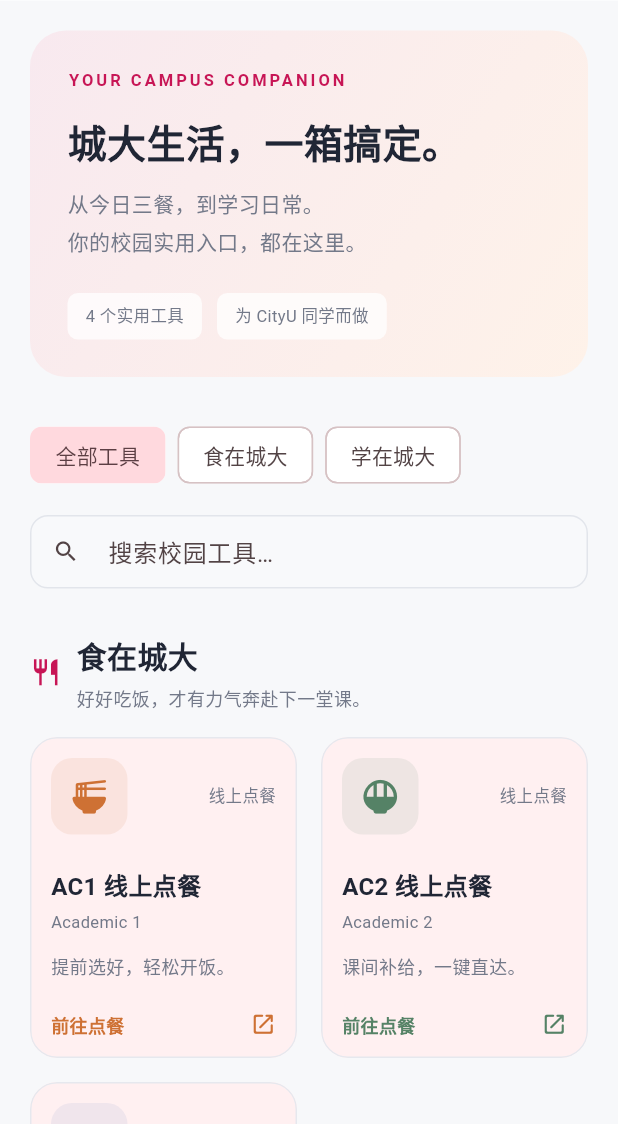
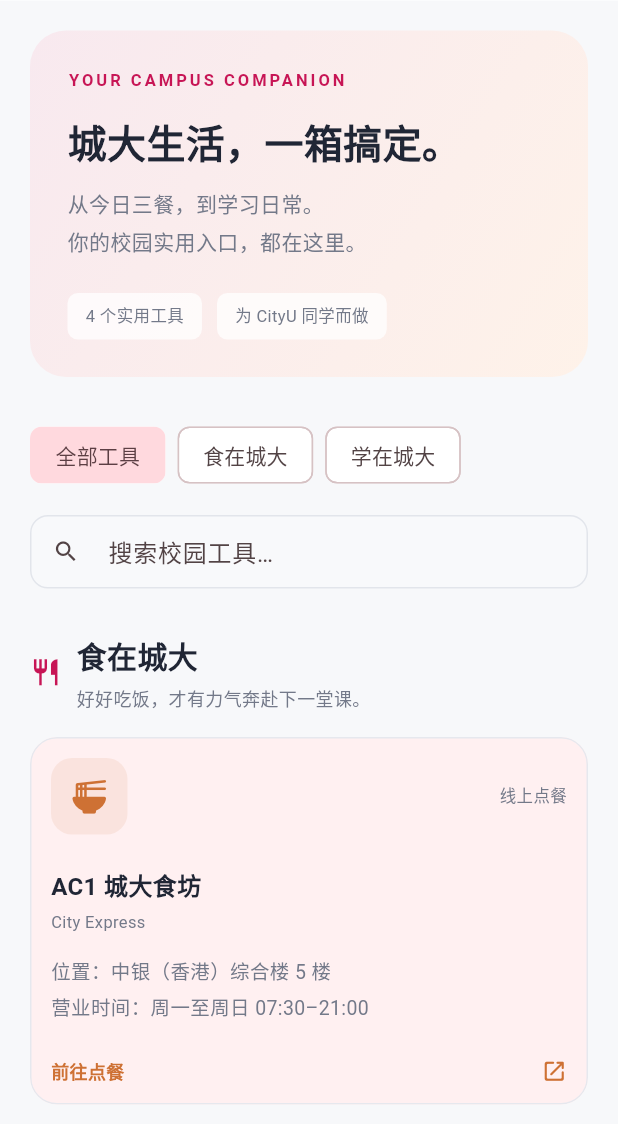
Before and after one commit to WZehan/cityu-toolbox, a Flutter app: the screen it shows after launch, on a phone screen of 412 x 824 dp, the part 112-1236 px from its top. Run offline on Flutter 3.47's test engine with Material 3 defaults, Android fonts, the phone set to English and light mode, and no system bars.

Commit message:
Update dining details, mobile cards and home screen installation guide

```diff
--- a/lib/main.dart
+++ b/lib/main.dart
@@ -2,6 +2,7 @@ import 'package:flutter/material.dart';
 import 'package:flutter/services.dart';
 import 'package:flutter_localizations/flutter_localizations.dart';
 import 'package:url_launcher/url_launcher.dart';
+import 'install_guide.dart';
 
 const accent = Color(0xFFC71555);
 const ink = Color(0xFF202635);
@@ -49,6 +50,7 @@ class CityUToolbox extends StatelessWidget {
     routes: {
       '/': (_) => const HomePage(),
       '/testimonial': (_) => const TestimonialPage(),
+      '/install': (_) => const InstallGuidePage(),
     },
   );
 }
@@ -71,27 +73,27 @@ class CampusTool {
 
 const dining = [
   CampusTool(
-    'AC1 线上点餐',
-    'Academic 1',
-    '提前选好，轻松开饭。',
+    'AC1 城大食坊',
+    'City Express',
+    '位置：中银（香港）综合楼 5 楼\n营业时间：周一至周日 07:30–21:00',
     '线上点餐',
     Icons.ramen_dining_rounded,
     Color(0xFFCE7134),
     'https://csd.order.place/home/store/112870',
   ),
   CampusTool(
-    'AC2 线上点餐',
-    'Academic 2',
-    '课间补给，一键直达。',
+    'AC2 Canteen',
+    '李达三叶耀珍学术楼',
+    '位置：李达三叶耀珍学术楼 3 楼\n营业时间：周一至周日 07:30–21:00',
     '线上点餐',
     Icons.rice_bowl_rounded,
     Color(0xFF558266),
     'https://csd.order.place/home/store/612882',
   ),
   CampusTool(
-    'AC3 线上点餐',
-    'Academic 3',
-    '今天的好味道，从这里开始。',
+    'AC3 Bistro',
+    '刘鸣炜学术楼',
+    '位置：刘鸣炜学术楼 7 楼\n营业时间：周一至周六 07:30–21:00\n周日及公众假期休息',
     '线上点餐',
     Icons.restaurant_rounded,
     Color(0xFF657FC0),
@@ -142,7 +144,7 @@ class HomePage extends StatefulWidget {
 class _HomePageState extends State<HomePage> {
   int category = 0;
   String query = '';
-  bool matches(CampusTool t) => '${t.title} ${t.english} ${t.tag}'
+  bool matches(CampusTool t) => '${t.title} ${t.english} ${t.detail} ${t.tag}'
       .toLowerCase()
       .contains(query.trim().toLowerCase());
   @override
@@ -361,32 +363,25 @@ class _HomePageState extends State<HomePage> {
                                   ),
                                 ),
                               const SizedBox(height: 32),
-                              Container(
-                                padding: const EdgeInsets.all(16),
-                                decoration: BoxDecoration(
-                                  color: const Color(0xFFEDF0F5),
-                                  borderRadius: BorderRadius.circular(12),
-                                ),
-                                child: const Row(
-                                  crossAxisAlignment: CrossAxisAlignment.start,
-                                  children: [
-                                    Icon(
-                                      Icons.open_in_new,
-                                      size: 17,
-                                      color: muted,
+                              Material(
+                                color: const Color(0xFFEDF0F5),
+                                borderRadius: BorderRadius.circular(12),
+                                clipBehavior: Clip.antiAlias,
+                                child: ListTile(
+                                  leading: const Icon(
+                                    Icons.add_to_home_screen_rounded,
+                                    color: accent,
+                                  ),
+                                  title: const Text(
+                                    '将应用添加至桌面',
+                                    style: TextStyle(
+                                      fontWeight: FontWeight.w600,
                                     ),
-                                    SizedBox(width: 10),
-                                    Expanded(
-                                      child: Text(
-                                        '点餐将在浏览器中打开；在读证明可直接在工具箱内预填写。',
-                                        style: TextStyle(
-                                          color: muted,
-                                          height: 1.5,
-                                          fontSize: 12,
-                                        ),
-                                      ),
-                                    ),
-                                  ],
+                                  ),
+                                  subtitle: const Text('跟着图文指引，把城大百宝箱放到手机主屏幕。'),
+                                  trailing: const Icon(Icons.chevron_right),
+                                  onTap: () =>
+                                      Navigator.pushNamed(context, '/install'),
                                 ),
                               ),
                               const SizedBox(height: 32),
@@ -474,7 +469,7 @@ class ToolGrid extends StatelessWidget {
     builder: (context, c) {
       final columns = c.maxWidth >= 760
           ? 3
-          : c.maxWidth >= 320
+          : c.maxWidth >= 560
           ? 2
           : 1;
       final compact = c.maxWidth < 500;
@@ -542,8 +537,11 @@ class ToolGrid extends StatelessWidget {
                           const SizedBox(height: 13),
                           Text(
                             t.detail,
-                            maxLines: 2,
-                            style: const TextStyle(color: muted, fontSize: 12),
+                            style: const TextStyle(
+                              color: muted,
+                              fontSize: 13,
+                              height: 1.8,
+                            ),
                           ),
                           const SizedBox(height: 22),
                           Row(
--- a/pubspec.yaml
+++ b/pubspec.yaml
@@ -62,6 +62,7 @@ flutter:
   uses-material-design: true
   assets:
     - assets/images/toolbox.png
+    - assets/images/install/
 
   # To add assets to your application, add an assets section, like this:
   # assets:
```
Also changed, not shown: lib/install_guide.dart (added, +196 -0 lines), assets/images/install/step-1.png (added), assets/images/install/step-3.png (added), 2 other files.
